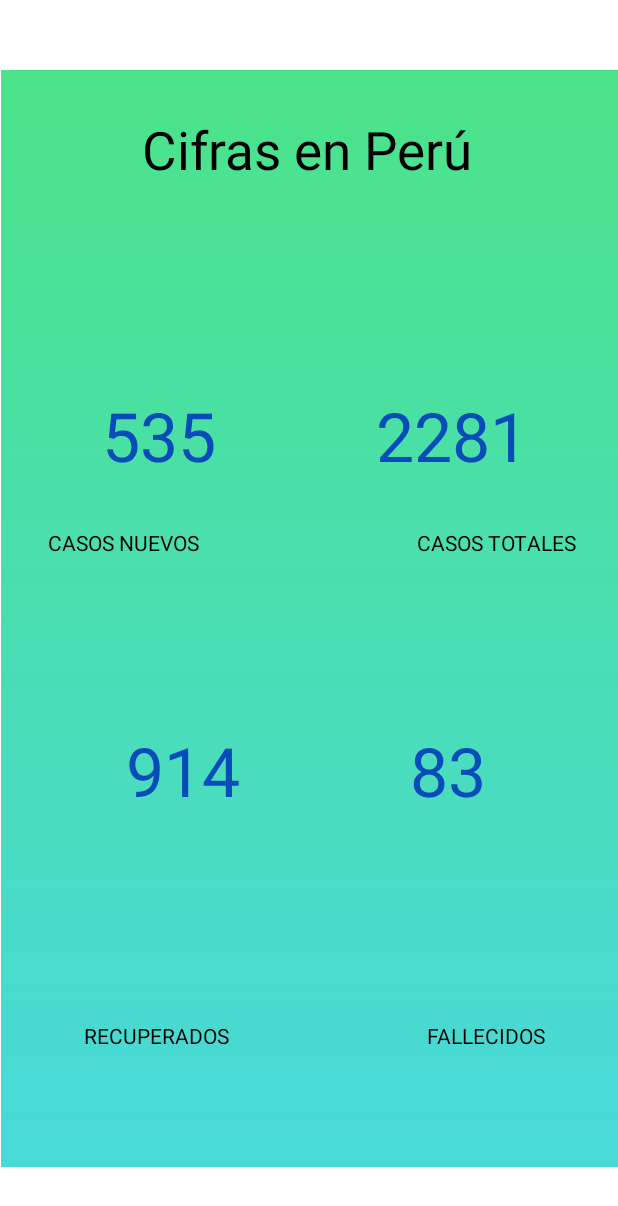
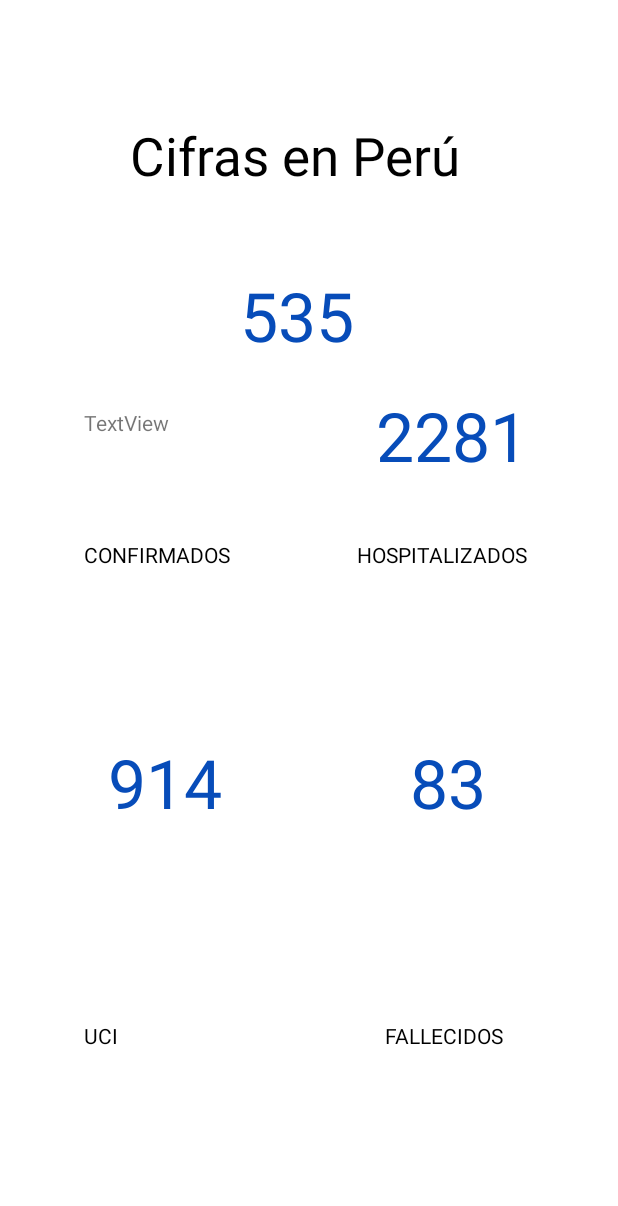
Before and after one commit to DiegoTorrePerez/ProyectoCvd, an Android app: the Estadistica screen opened directly, with no data from a screen before it, on a phone screen of 412 x 824 dp. Shown: the top 1206 px of the screen. Run offline under Robolectric (Android 15) with nearby library versions, the phone set to English and light mode, and no system bars; our stand-ins replace Volley; network calls fail.

Commit message:
2 servicios funcionando

```diff
--- a/app/src/main/AndroidManifest.xml
+++ b/app/src/main/AndroidManifest.xml
@@ -23,7 +23,6 @@
         android:supportsRtl="true"
         android:theme="@style/Theme.AppCompat.Light.NoActionBar"
         android:usesCleartextTraffic="true">
-
         <activity android:name=".Login">
             <intent-filter>
                 <action android:name="android.intent.action.MAIN" />
@@ -53,9 +52,7 @@
         <activity android:name=".Estadistica" />
         <activity android:name=".MisSintomas" />
         <activity android:name=".MiEstado" />
-        <activity android:name=".ActRegistro">
-
-        </activity>
+        <activity android:name=".ActRegistro"></activity>
         <activity android:name=".MainActivity" />
 
         <provider
--- a/app/src/main/java/com/test/proyectocvd/Estadistica.java
+++ b/app/src/main/java/com/test/proyectocvd/Estadistica.java
@@ -2,13 +2,46 @@ package com.test.proyectocvd;
 
 import androidx.appcompat.app.AppCompatActivity;
 
+import android.content.Intent;
 import android.os.Bundle;
+import android.widget.TextView;
+import android.widget.Toast;
+
+import com.android.volley.AuthFailureError;
+import com.android.volley.Request;
+import com.android.volley.RequestQueue;
+import com.android.volley.Response;
+import com.android.volley.VolleyError;
+import com.android.volley.toolbox.StringRequest;
+import com.android.volley.toolbox.Volley;
+
+import org.json.JSONArray;
+import org.json.JSONException;
+import org.json.JSONObject;
+
+import java.util.ArrayList;
+import java.util.HashMap;
+import java.util.List;
+import java.util.Map;
 
 public class Estadistica extends AppCompatActivity {
 
+
+    TextView txtTamizados, txtConfirmados, txtHospitalizados, txtUci, TxtFallecidos;
     @Override
     protected void onCreate(Bundle savedInstanceState) {
         super.onCreate(savedInstanceState);
         setContentView(R.layout.activity_estadistica);
+        asignarReferencia();
     }
+
+    private void asignarReferencia() {
+        txtTamizados = findViewById(R.id.txtTamizados);
+        txtConfirmados = findViewById(R.id.txtConfirmados);
+        txtHospitalizados = findViewById(R.id.txtHospitalizados);
+        txtUci = findViewById(R.id.txtHospitalizados);
+        txtHospitalizados = findViewById(R.id.txtHospitalizados);
+    }
+
+
 }
--- a/app/src/main/res/layout/activity_estadistica.xml
+++ b/app/src/main/res/layout/activity_estadistica.xml
@@ -7,28 +7,17 @@
     android:background="@color/ic_launcher_background"
     tools:context=".Estadistica">
 
-    <RelativeLayout
-        android:layout_width="411dp"
-        android:layout_height="731dp"
-        android:background="@drawable/gradiente1"
-        app:layout_constraintBottom_toBottomOf="parent"
-        app:layout_constraintEnd_toEndOf="parent"
-        app:layout_constraintStart_toStartOf="parent"
-        app:layout_constraintTop_toTopOf="parent">
-
-    </RelativeLayout>
-
     <TextView
         android:id="@+id/textView24"
         android:layout_width="270dp"
         android:layout_height="64dp"
-        android:layout_marginTop="76dp"
+        android:layout_marginTop="80dp"
         android:text="Cifras en Perú"
         android:textColor="#000000"
 
         android:textSize="35sp"
         app:layout_constraintEnd_toEndOf="parent"
-        app:layout_constraintHorizontal_bias="0.666"
+        app:layout_constraintHorizontal_bias="0.609"
         app:layout_constraintStart_toStartOf="parent"
         app:layout_constraintTop_toTopOf="parent" />
 
@@ -36,12 +25,12 @@
         android:id="@+id/textView25"
         android:layout_width="wrap_content"
         android:layout_height="wrap_content"
-        android:layout_marginStart="32dp"
-        android:layout_marginLeft="32dp"
-        android:layout_marginTop="352dp"
+        android:layout_marginStart="56dp"
+        android:layout_marginLeft="56dp"
+        android:layout_marginTop="360dp"
+        android:text="CONFIRMADOS"
+
         android:textColor="#000000"
-
-        android:text="CASOS NUEVOS"
         app:layout_constraintStart_toStartOf="parent"
         app:layout_constraintTop_toTopOf="parent" />
 
@@ -49,12 +38,12 @@
         android:id="@+id/textView26"
         android:layout_width="wrap_content"
         android:layout_height="wrap_content"
-        android:layout_marginTop="352dp"
-        android:layout_marginEnd="28dp"
-        android:layout_marginRight="28dp"
+        android:layout_marginTop="360dp"
+        android:layout_marginEnd="60dp"
+        android:layout_marginRight="60dp"
+        android:text="HOSPITALIZADOS"
+
         android:textColor="#000000"
-
-        android:text="CASOS TOTALES"
         app:layout_constraintEnd_toEndOf="parent"
         app:layout_constraintTop_toTopOf="parent" />
 
@@ -65,7 +54,7 @@
         android:layout_marginStart="56dp"
         android:layout_marginLeft="56dp"
         android:layout_marginBottom="124dp"
-        android:text="RECUPERADOS"
+        android:text="UCI"
         android:textColor="#000000"
 
         app:layout_constraintBottom_toBottomOf="parent"
@@ -75,8 +64,8 @@
         android:id="@+id/textView28"
         android:layout_width="wrap_content"
         android:layout_height="wrap_content"
-        android:layout_marginEnd="48dp"
-        android:layout_marginRight="48dp"
+        android:layout_marginEnd="76dp"
+        android:layout_marginRight="76dp"
         android:layout_marginBottom="124dp"
         android:text="FALLECIDOS"
         android:textColor="#000000"
@@ -85,12 +74,12 @@
         app:layout_constraintEnd_toEndOf="parent" />
 
     <TextView
-        android:id="@+id/textView29"
+        android:id="@+id/txtTamizados"
         android:layout_width="wrap_content"
         android:layout_height="wrap_content"
-        android:layout_marginStart="68dp"
-        android:layout_marginLeft="68dp"
-        android:layout_marginTop="260dp"
+        android:layout_marginStart="160dp"
+        android:layout_marginLeft="160dp"
+        android:layout_marginTop="180dp"
         android:text="535"
         android:textColor="#074CB9"
         android:textSize="45sp"
@@ -98,7 +87,7 @@
         app:layout_constraintTop_toTopOf="parent" />
 
     <TextView
-        android:id="@+id/textView30"
+        android:id="@+id/txtHospitalizados"
         android:layout_width="wrap_content"
         android:layout_height="wrap_content"
         android:layout_marginTop="260dp"
@@ -112,7 +101,7 @@
         app:layout_constraintTop_toTopOf="parent" />
 
     <TextView
-        android:id="@+id/textView31"
+        android:id="@+id/txtFallecidos"
         android:layout_width="wrap_content"
         android:layout_height="wrap_content"
         android:layout_marginTop="112dp"
@@ -125,23 +114,27 @@
         app:layout_constraintTop_toBottomOf="@+id/textView26" />
 
     <TextView
-        android:id="@+id/textView32"
+        android:id="@+id/txtUci"
         android:layout_width="wrap_content"
         android:layout_height="wrap_content"
-        android:layout_marginStart="84dp"
-        android:textColor="#074CB9"
-        android:layout_marginLeft="84dp"
+        android:layout_marginStart="72dp"
+        android:layout_marginLeft="72dp"
         android:layout_marginTop="112dp"
         android:text="914"
+        android:textColor="#074CB9"
         android:textSize="45sp"
         app:layout_constraintStart_toStartOf="parent"
         app:layout_constraintTop_toBottomOf="@+id/textView25" />
 
-    <RelativeLayout
-        android:layout_width="409dp"
-        android:layout_height="118dp"
-        tools:layout_editor_absoluteX="1dp"
-        tools:layout_editor_absoluteY="141dp">
+    <TextView
+        android:id="@+id/txtConfirmados"
+        android:layout_width="97dp"
+        android:layout_height="46dp"
+        android:layout_marginStart="56dp"
+        android:layout_marginLeft="56dp"
+        android:layout_marginTop="272dp"
+        android:text="TextView"
+        app:layout_constraintStart_toStartOf="parent"
+        app:layout_constraintTop_toTopOf="parent" />
 
-    </RelativeLayout>
 </androidx.constraintlayout.widget.ConstraintLayout>
--- a/app/src/main/res/values/colors.xml
+++ b/app/src/main/res/values/colors.xml
@@ -1,8 +1,8 @@
 <?xml version="1.0" encoding="utf-8"?>
 <resources>
-    <color name="colorPrimary">#48D9DB </color>
+    <color name="colorPrimary">#ffffff </color>
     <color name="colorPrimaryDark">#3700B3</color>
-    <color name="colorAccent">#4BE389 </color>
+    <color name="colorAccent">#ffffff </color>
     <color name="black">#000000 </color>
 
 </resources>
```
Also changed, not shown: app/src/main/java/com/test/proyectocvd/ActRegistro.java (+45 -71 lines), app/src/main/java/com/test/proyectocvd/Foto.java (+38 -1 lines), app/src/main/java/com/test/proyectocvd/Login.java (+20 -2 lines), app/src/main/java/com/test/proyectocvd/MainActivity.java (+1 -4 lines), app/src/main/java/com/test/proyectocvd/MisSintomas.java (+20 -0 lines), app/src/main/res/layout/activity_act_registro.xml (+12 -1 lines), app/src/main/res/layout/activity_foto.xml (+23 -10 lines), app/src/main/res/layout/activity_mis_sintomas.xml (+1 -13 lines).
